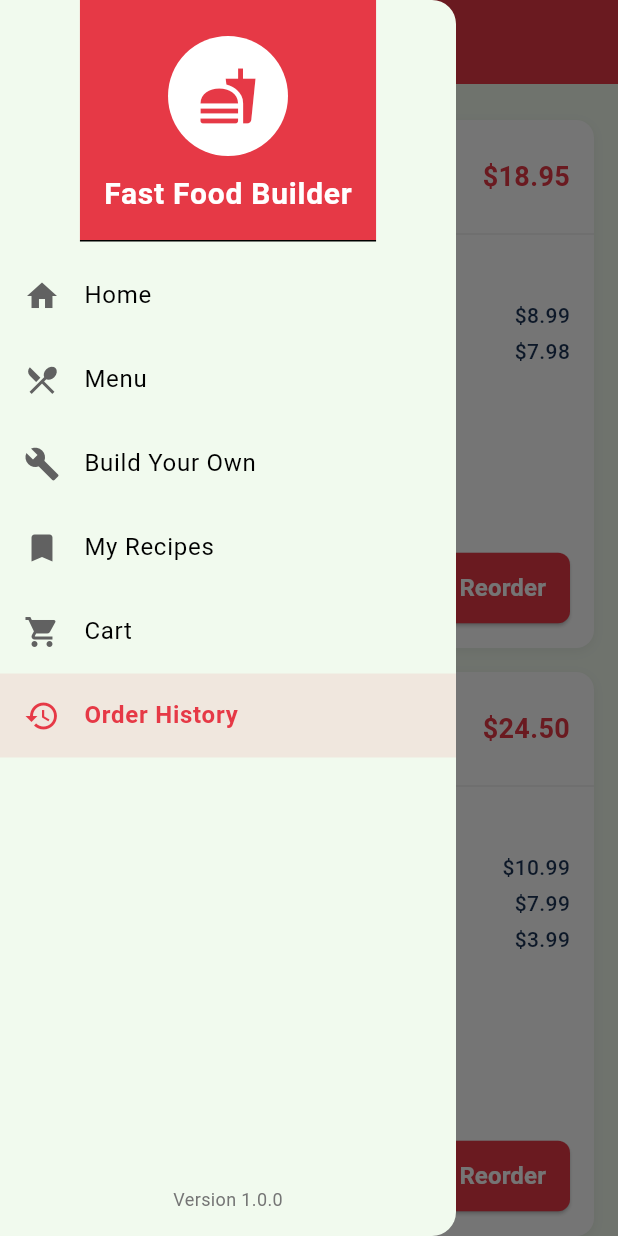
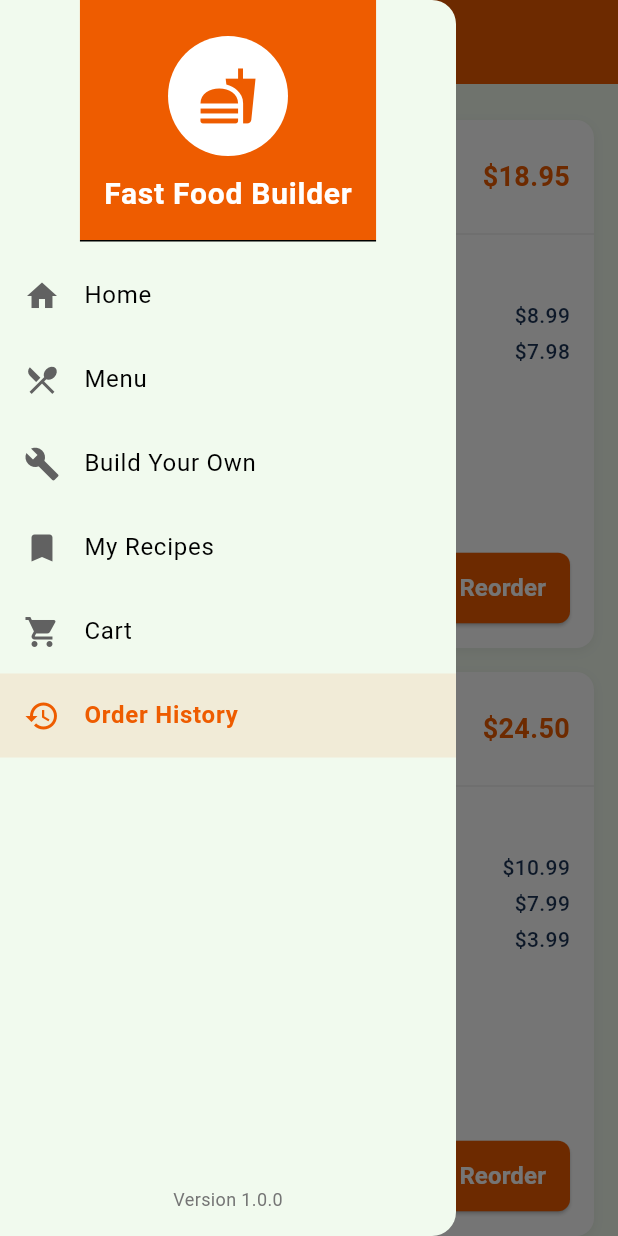
Before and after one commit to Ahmed8881/Food_App, a Flutter app: the OrdersScreen screen opened by its route, with the side drawer open, on a phone screen of 412 x 824 dp. Run offline on Flutter 3.47's test engine with Material 3 defaults, Android fonts, the phone set to English and light mode, and no system bars; our stand-ins replace cached_network_image; network calls fail; Roboto replaces fonts that are missing (Poppins).

Commit message:
Update mock data and refactor widget constructors to use shorthand syntax

```diff
--- a/lib/data/mock_data.dart
+++ b/lib/data/mock_data.dart
@@ -199,7 +199,7 @@ class MockData {
         name: 'Chicken Sandwich',
         price: '\$7.99',
         imageUrl:
-            'https://images.unsplash.com/photo-1539252554935-80c8d6f3f7af?ixlib=rb-1.2.1&auto=format&fit=crop&w=500&h=300&q=80',
+            'https://www.eatingwell.com/thmb/lWAiwknQ9yapq6UuXAYrUdrcKbk=/1500x0/filters:no_upscale():max_bytes(150000):strip_icc()/Rotisserie-Chicken-Sandwich-202-2000-485b673fe411460e95b512fbf805a5d9.jpg',
         ingredients: [
           ingredients[1], // Whole Wheat Bun
           ingredients[3], // Chicken Patty
--- a/lib/providers/app_provider.dart
+++ b/lib/providers/app_provider.dart
@@ -11,7 +11,7 @@ class AppProvider with ChangeNotifier {
   final MockData _mockData = MockData();
 
   // State variables
-  List<CartItem> _cartItems = [];
+  final List<CartItem> _cartItems = [];
   List<Recipe> _customRecipes = [];
   List<Order> _orders = [];
   List<Ingredient> _ingredients = [];
--- a/lib/screens/builder_screen.dart
+++ b/lib/screens/builder_screen.dart
@@ -10,7 +10,7 @@ import '../widgets/save_recipe_modal.dart';
 import '../theme/app_theme.dart';
 
 class BuilderScreen extends StatefulWidget {
-  const BuilderScreen({Key? key}) : super(key: key);
+  const BuilderScreen({super.key});
 
   @override
   State<BuilderScreen> createState() => _BuilderScreenState();
--- a/lib/screens/cart_screen.dart
+++ b/lib/screens/cart_screen.dart
@@ -8,7 +8,7 @@ import '../widgets/order_success_modal.dart';
 import '../theme/app_theme.dart';
 
 class CartScreen extends StatefulWidget {
-  const CartScreen({Key? key}) : super(key: key);
+  const CartScreen({super.key});
 
   @override
   State<CartScreen> createState() => _CartScreenState();
--- a/lib/screens/home_screen.dart
+++ b/lib/screens/home_screen.dart
@@ -5,7 +5,7 @@ import '../widgets/app_drawer.dart';
 import '../theme/app_theme.dart';
 
 class HomeScreen extends StatelessWidget {
-  const HomeScreen({Key? key}) : super(key: key);
+  const HomeScreen({super.key});
 
   @override
   Widget build(BuildContext context) {
--- a/lib/screens/menu_screen.dart
+++ b/lib/screens/menu_screen.dart
@@ -7,7 +7,7 @@ import '../widgets/category_tabs.dart';
 import '../theme/app_theme.dart';
 
 class MenuScreen extends StatefulWidget {
-  const MenuScreen({Key? key}) : super(key: key);
+  const MenuScreen({super.key});
 
   @override
   State<MenuScreen> createState() => _MenuScreenState();
--- a/lib/screens/orders_screen.dart
+++ b/lib/screens/orders_screen.dart
@@ -5,7 +5,7 @@ import '../widgets/app_drawer.dart';
 import '../widgets/order_card.dart';
 
 class OrdersScreen extends StatelessWidget {
-  const OrdersScreen({Key? key}) : super(key: key);
+  const OrdersScreen({super.key});
 
   @override
   Widget build(BuildContext context) {
--- a/lib/screens/recipes_screen.dart
+++ b/lib/screens/recipes_screen.dart
@@ -6,7 +6,7 @@ import '../widgets/recipe_card.dart';
 import '../theme/app_theme.dart';
 
 class RecipesScreen extends StatelessWidget {
-  const RecipesScreen({Key? key}) : super(key: key);
+  const RecipesScreen({super.key});
 
   @override
   Widget build(BuildContext context) {
--- a/lib/theme/app_theme.dart
+++ b/lib/theme/app_theme.dart
@@ -2,7 +2,7 @@ import 'package:flutter/material.dart';
 
 class AppTheme {
   // Define colors
-  static const primaryColor = Color(0xFFE63946);
+  static const primaryColor = Color(0xFFEE5C00);
   static const secondaryColor = Color(0xFF457B9D);
   static const backgroundColor = Color(0xFFF1FAEE);
   static const textColor = Color(0xFF1D3557);
--- a/lib/widgets/app_drawer.dart
+++ b/lib/widgets/app_drawer.dart
@@ -6,10 +6,10 @@ class AppDrawer extends StatelessWidget {
   final Function(String) onNavigate;
 
   const AppDrawer({
-    Key? key,
+    super.key,
     required this.currentRoute,
     required this.onNavigate,
-  }) : super(key: key);
+  });
 
   @override
   Widget build(BuildContext context) {
--- a/lib/widgets/cart_item_card.dart
+++ b/lib/widgets/cart_item_card.dart
@@ -10,12 +10,12 @@ class CartItemCard extends StatelessWidget {
   final Function(int) onRemove;
 
   const CartItemCard({
-    Key? key,
+    super.key,
     required this.cartItem,
     required this.onIncrease,
     required this.onDecrease,
     required this.onRemove,
-  }) : super(key: key);
+  });
 
   @override
   Widget build(BuildContext context) {
--- a/lib/widgets/checkout_modal.dart
+++ b/lib/widgets/checkout_modal.dart
@@ -8,12 +8,12 @@ class CheckoutModal extends StatefulWidget {
   final VoidCallback onClose;
 
   const CheckoutModal({
-    Key? key,
+    super.key,
     required this.total,
     required this.isLoading,
     required this.onCheckout,
     required this.onClose,
-  }) : super(key: key);
+  });
 
   @override
   State<CheckoutModal> createState() => _CheckoutModalState();
--- a/lib/widgets/ingredient_card.dart
+++ b/lib/widgets/ingredient_card.dart
@@ -9,11 +9,11 @@ class IngredientCard extends StatelessWidget {
   final VoidCallback onTap;
 
   const IngredientCard({
-    Key? key,
+    super.key,
     required this.ingredient,
     required this.isSelected,
     required this.onTap,
-  }) : super(key: key);
+  });
 
   @override
   Widget build(BuildContext context) {
--- a/lib/widgets/order_card.dart
+++ b/lib/widgets/order_card.dart
@@ -6,8 +6,7 @@ class OrderCard extends StatelessWidget {
   final Order order;
   final VoidCallback onReorder;
 
-  const OrderCard({Key? key, required this.order, required this.onReorder})
-    : super(key: key);
+  const OrderCard({super.key, required this.order, required this.onReorder});
 
   @override
   Widget build(BuildContext context) {
@@ -125,7 +124,7 @@ class OrderCard extends StatelessWidget {
                         ),
                       ),
                     )
-                    .toList(),
+                    ,
               ],
             ),
           ),
--- a/lib/widgets/order_success_modal.dart
+++ b/lib/widgets/order_success_modal.dart
@@ -6,10 +6,10 @@ class OrderSuccessModal extends StatelessWidget {
   final VoidCallback onClose;
 
   const OrderSuccessModal({
-    Key? key,
+    super.key,
     required this.orderNumber,
     required this.onClose,
-  }) : super(key: key);
+  });
 
   @override
   Widget build(BuildContext context) {
--- a/lib/widgets/recipe_card.dart
+++ b/lib/widgets/recipe_card.dart
@@ -9,11 +9,11 @@ class RecipeCard extends StatelessWidget {
   final VoidCallback onAddToCart;
 
   const RecipeCard({
-    Key? key,
+    super.key,
     required this.recipe,
     required this.onTap,
     required this.onAddToCart,
-  }) : super(key: key);
+  });
 
   @override
   Widget build(BuildContext context) {
--- a/lib/widgets/save_recipe_modal.dart
+++ b/lib/widgets/save_recipe_modal.dart
@@ -9,12 +9,12 @@ class SaveRecipeModal extends StatefulWidget {
   final VoidCallback onClose;
 
   const SaveRecipeModal({
-    Key? key,
+    super.key,
     required this.selectedIngredients,
     required this.totalPrice,
     required this.onSave,
     required this.onClose,
-  }) : super(key: key);
+  });
 
   @override
   State<SaveRecipeModal> createState() => _SaveRecipeModalState();
```
